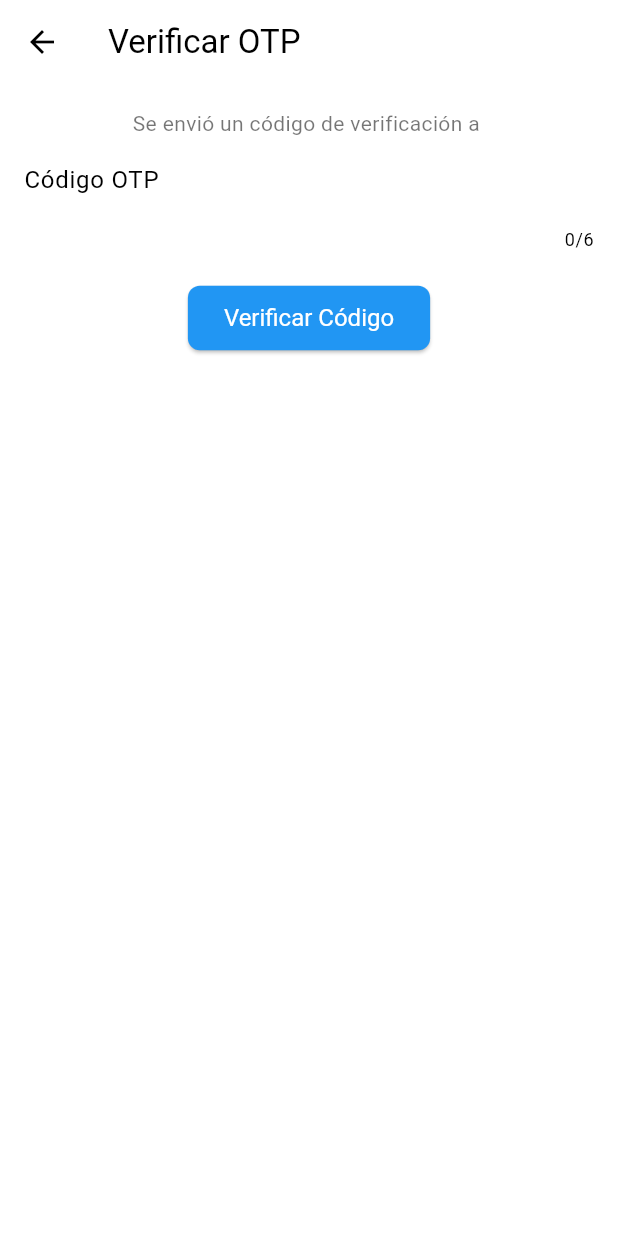
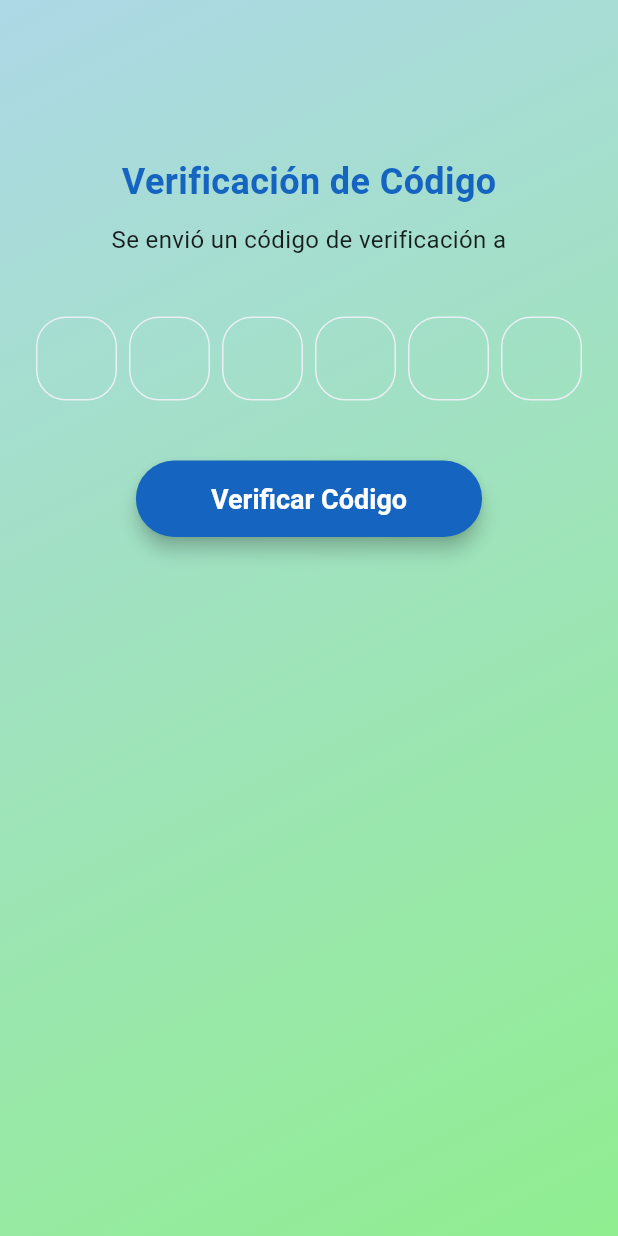
Before and after one commit to shamirdhc/alerta_desaparecidos, a Flutter app: the OTPScreen screen opened directly with empty values, on a phone screen of 412 x 824 dp. Run offline on Flutter 3.47's test engine with Material 3 defaults, Android fonts, the phone set to English and light mode, and no system bars; drawn by our look-alikes of pinput; our stand-ins replace cloud_firestore, dartz, equatable, firebase_auth, firebase_core, firebase_storage and 11 more; accounts and stored records are empty.

Commit message:
9. se mejora visualmente el otp screen

```diff
--- a/lib/presentation/screens/otp_screen.dart
+++ b/lib/presentation/screens/otp_screen.dart
@@ -1,9 +1,10 @@
 import 'package:flutter/material.dart';
 import 'package:firebase_auth/firebase_auth.dart';
 import 'package:cloud_firestore/cloud_firestore.dart';
-import 'package:shared_preferences/shared_preferences.dart'; // <-- AÑADIR ESTA LÍNEA
+import 'package:shared_preferences/shared_preferences.dart';
 import '../citizen/screens/citizen_home_screen.dart';
 import '../police/screens/police_home_screen.dart';
+import 'package:pinput/pinput.dart'; // Importar el paquete pinput
 
 class OTPScreen extends StatefulWidget {
   final String phoneNumber;
@@ -128,33 +129,133 @@ class _OTPScreenState extends State<OTPScreen> {
 
   @override
   Widget build(BuildContext context) {
+    // Definir el estilo por defecto para Pinput
+    final defaultPinTheme = PinTheme(
+      width: 56,
+      height: 56,
+      textStyle: const TextStyle(
+          fontSize: 20,
+          color: Color.fromRGBO(30, 60, 87, 1),
+          fontWeight: FontWeight.w600),
+      decoration: BoxDecoration(
+        border: Border.all(color: Color.fromRGBO(234, 239, 243, 1)),
+        borderRadius: BorderRadius.circular(20),
+      ),
+    );
+
+    // Definir el estilo con el foco
+    final focusedPinTheme = defaultPinTheme.copyDecorationWith(
+      border: Border.all(color: Color.fromRGBO(114, 178, 238, 1)),
+      borderRadius: BorderRadius.circular(8),
+    );
+
+    // Definir el estilo con el campo lleno
+    final submittedPinTheme = defaultPinTheme.copyWith(
+      decoration: defaultPinTheme.decoration?.copyWith(
+        color: Color.fromRGBO(234, 239, 243, 1),
+      ),
+    );
+
     return Scaffold(
-      appBar: AppBar(title: const Text('Verificar OTP')),
-      body: Padding(
-        padding: const EdgeInsets.all(16.0),
+      // appBar: AppBar(title: const Text('Verificar OTP')), // Eliminar AppBar
+      body: Container(
+        width: double.infinity,
+        height: double.infinity,
+        decoration: const BoxDecoration(
+          gradient: LinearGradient(
+            colors: [
+              Color(0xFFADD8E6), // Azul Suave
+              Color(0xFF90EE90), // Verde Esperanza
+            ],
+            begin: Alignment.topLeft,
+            end: Alignment.bottomRight,
+          ),
+        ),
+        child: Padding(
+          padding: const EdgeInsets.all(24.0), // Ajustar padding
+          child: SingleChildScrollView(
             child: Column(
+              mainAxisAlignment: MainAxisAlignment.center,
+              crossAxisAlignment: CrossAxisAlignment.center, // Centrar contenido horizontalmente
               children: <Widget>[
-            Text('Se envió un código de verificación a ${widget.phoneNumber}'),
-            TextField(
+                const SizedBox(height: 80), // Espacio superior
+                // Puedes añadir un icono o imagen aquí similar a la pantalla de registro
+                // Por ejemplo:
+                // Image.asset('assets/icons/some_verification_icon.png', height: 100),
+                // const SizedBox(height: 20),
+
+                Text(
+                  'Verificación de Código',
+                  style: TextStyle(
+                    fontSize: 24,
+                    fontWeight: FontWeight.bold,
+                    color: Colors.blue.shade800,
+                  ),
+                ),
+                const SizedBox(height: 10),
+                Text(
+                  'Se envió un código de verificación a ${widget.phoneNumber}',
+                  textAlign: TextAlign.center,
+                  style: TextStyle(
+                    fontSize: 16,
+                    color: Colors.black87,
+                  ),
+                ),
+                const SizedBox(height: 40), // Espacio antes del campo OTP
+
+                // Reemplazar TextField con Pinput
+                Pinput(
                   controller: _otpController,
-              keyboardType: TextInputType.number,
-              maxLength: 6,
-              decoration: const InputDecoration(labelText: 'Código OTP'),
+                  length: 6, // Longitud del código OTP
+                  defaultPinTheme: defaultPinTheme,
+                  focusedPinTheme: focusedPinTheme,
+                  submittedPinTheme: submittedPinTheme,
+                  pinputAutovalidateMode: PinputAutovalidateMode.onSubmit,
+                  showCursor: true,
+                  onCompleted: (pin) => _verifyOTPAndNavigate(), // Verificar automáticamente al completar
                 ),
+
                 if (_errorMessage != null)
                   Padding(
-                padding: const EdgeInsets.only(top: 10.0),
+                    padding: const EdgeInsets.only(top: 20.0),
                     child: Text(
                       _errorMessage!,
-                  style: const TextStyle(color: Colors.red),
+                      textAlign: TextAlign.center,
+                      style: const TextStyle(
+                        color: Colors.redAccent,
+                        fontWeight: FontWeight.bold,
                       ),
                     ),
-            const SizedBox(height: 20),
+                  ),
+                const SizedBox(height: 40), // Espacio antes del botón
+
                 ElevatedButton(
                   onPressed: _verifying ? null : _verifyOTPAndNavigate,
-              child: Text(_verifying ? 'Verificando...' : 'Verificar Código'),
+                  style: ElevatedButton.styleFrom(
+                    foregroundColor: Colors.white,
+                    backgroundColor: Colors.blue.shade800,
+                    padding: const EdgeInsets.symmetric(
+                      horizontal: 50,
+                      vertical: 15,
+                    ),
+                    shape: RoundedRectangleBorder(
+                      borderRadius: BorderRadius.circular(30),
+                    ),
+                    elevation: 5,
+                  ),
+                  child: _verifying
+                      ? const CircularProgressIndicator(color: Colors.white)
+                      : const Text(
+                          'Verificar Código',
+                          style: TextStyle(
+                            fontSize: 18,
+                            fontWeight: FontWeight.bold,
+                          ),
+                        ),
                 ),
               ],
+            ),
+          ),
         ),
       ),
     );
--- a/pubspec.yaml
+++ b/pubspec.yaml
@@ -68,6 +68,7 @@ dependencies:
   http: ^1.4.0
   flutter_launcher_icons: ^0.14.3
   intl_phone_field: ^3.2.0
+  pinput: ^5.0.1
 
 dev_dependencies:
   flutter_test:
```
Also changed, not shown: pubspec.lock. Lines whose indentation alone changed are shown as unchanged.
